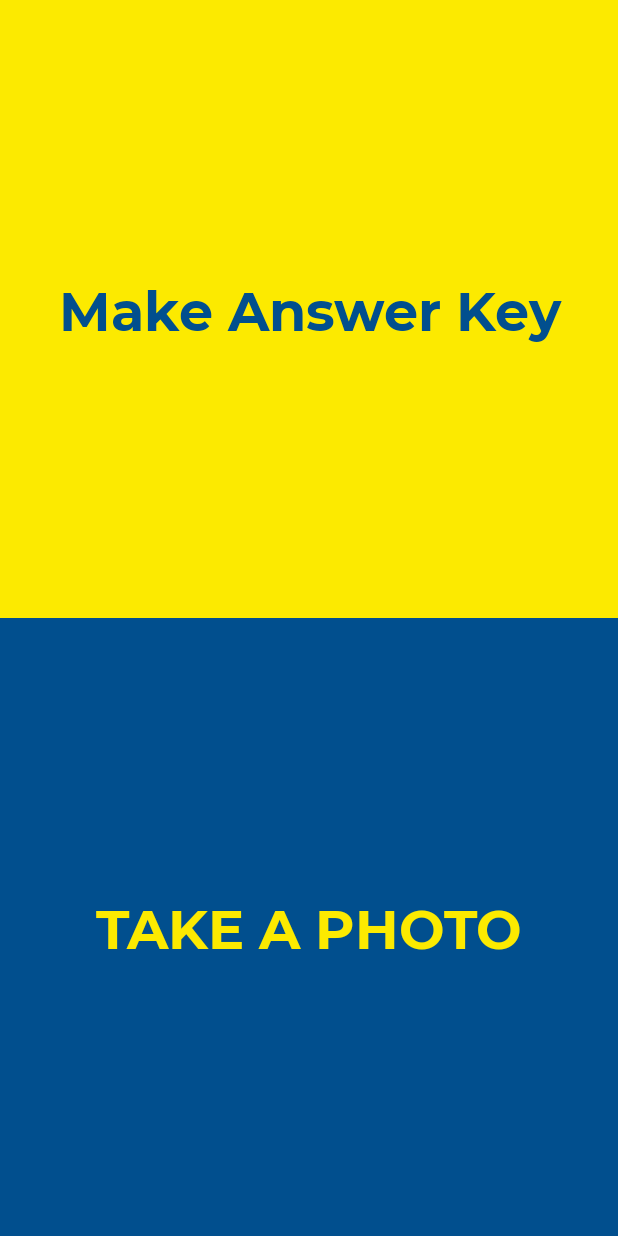
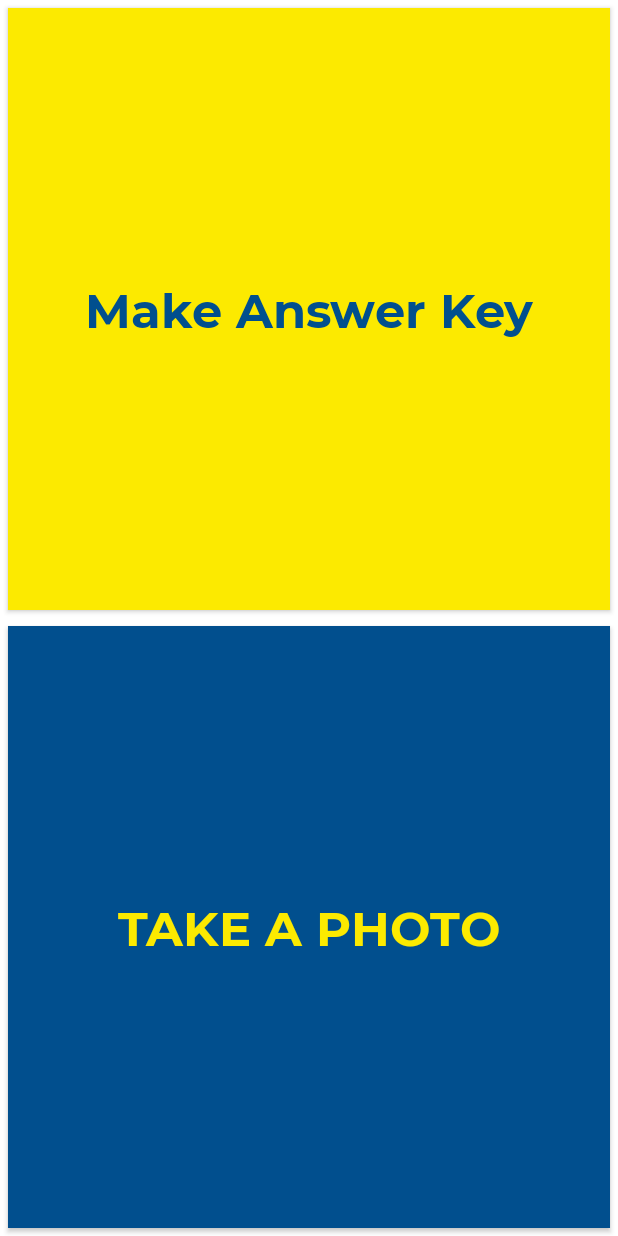
Before and after one commit to MeryKitty/chamtracnghiem, an Android app: the screen it shows after launch (MainActivity), on a phone screen of 412 x 824 dp. Run offline under Robolectric (Android 15) with nearby library versions, the phone set to English and light mode, and no system bars.

Commit message:
design stuffs

```diff
--- a/app/src/main/res/layout/activity_main.xml
+++ b/app/src/main/res/layout/activity_main.xml
@@ -4,6 +4,7 @@
     xmlns:tools="http://schemas.android.com/tools"
     android:layout_width="match_parent"
     android:layout_height="match_parent"
+    android:background="@color/cardview_light_background"
     tools:context=".MainActivity">
 
     <Button
@@ -15,7 +16,11 @@
         android:fontFamily="@font/montserrat_bold"
         android:textAppearance="@style/TextAppearance.AppCompat.Large"
         android:textColor="@color/colorPrimaryDark"
-        android:textSize="36sp"
+        android:textSize="32sp"
+        android:layout_marginLeft="5dp"
+        android:layout_marginBottom="5dp"
+        android:layout_marginTop="5dp"
+        android:layout_marginRight="5dp"
         app:layout_constraintBottom_toTopOf="@id/takePhoto"
         app:layout_constraintRight_toRightOf="parent"
         app:layout_constraintLeft_toLeftOf="parent"
@@ -29,7 +34,11 @@
         android:background="@color/colorPrimaryDark"
         android:fontFamily="@font/montserrat_bold"
         android:textColor="@color/colorPrimary"
-        android:textSize="36sp"
+        android:textSize="32sp"
+        android:layout_marginLeft="5dp"
+        android:layout_marginBottom="5dp"
+        android:layout_marginTop="5dp"
+        android:layout_marginRight="5dp"
         app:layout_constraintBottom_toBottomOf="parent"
         app:layout_constraintLeft_toLeftOf="parent"
         app:layout_constraintTop_toBottomOf="@id/taodapan"
--- a/app/src/main/res/layout/activity_pre_question.xml
+++ b/app/src/main/res/layout/activity_pre_question.xml
@@ -11,6 +11,8 @@
         android:layout_width="230dp"
         android:layout_height="44dp"
         android:layout_marginTop="248dp"
+        android:background="@color/colorPrimary"
+        android:textColor="@color/colorPrimaryDark"
         app:layout_constraintEnd_toEndOf="parent"
         app:layout_constraintHorizontal_bias="0.497"
         app:layout_constraintStart_toStartOf="parent"
```
